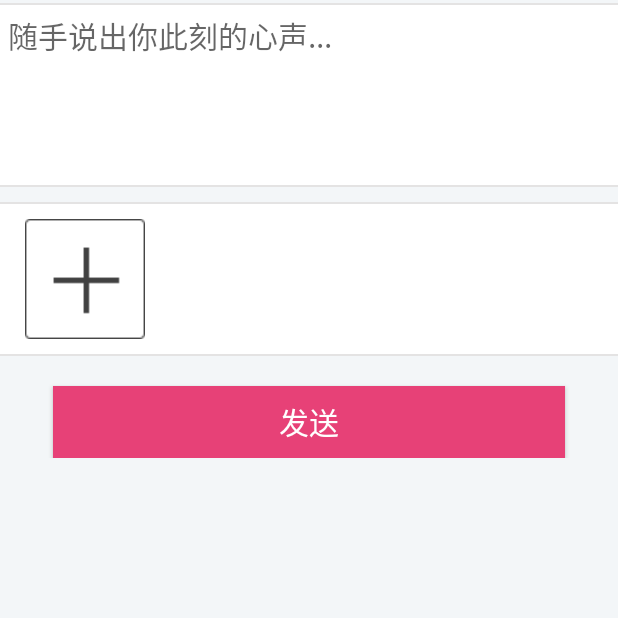
After one commit to NatePJ/FootballCommunity, an Android app: the PublishFootballActivity screen opened directly, with no data from a screen before it, on a phone screen of 412 x 824 dp, the top half of it. The commit adds this screen. Run offline under Robolectric (Android 15) with nearby library versions, the phone set to English and light mode, and no system bars.

Commit message:
Add Picture

```diff
--- /dev/null
+++ b/app/src/main/java/com/bp/footballcommunity/activities/PublishFootballActivity.java
@@ -0,0 +1,193 @@
+package com.bp.footballcommunity.activities;
+
+import android.app.Activity;
+import android.app.AlertDialog;
+import android.content.ContentResolver;
+import android.content.DialogInterface;
+import android.content.Intent;
+import android.database.Cursor;
+import android.graphics.Bitmap;
+import android.graphics.BitmapFactory;
+import android.net.Uri;
+import android.os.Bundle;
+import android.provider.MediaStore;
+import android.text.TextUtils;
+import android.util.Log;
+import android.view.View;
+import android.widget.AdapterView;
+import android.widget.Button;
+import android.widget.EditText;
+import android.widget.GridView;
+import android.widget.ImageButton;
+import android.widget.Toast;
+
+import com.bp.footballcommunity.MainActivity;
+import com.bp.footballcommunity.R;
+import com.bp.footballcommunity.adapters.AddPictureAdapter;
+import com.bp.footballcommunity.utilities.BitmapUtils;
+
+import java.util.ArrayList;
+import java.util.List;
+
+/**
+ * Created by BP on 2017/6/3.
+ */
+public class PublishFootballActivity extends Activity{
+    private static final String TAG = "PublishFootballActt";
+    /**
+     * 申明布局组件
+     */
+    private List<Bitmap> data = new ArrayList<Bitmap>();
+    private GridView mGridView;
+    //照片路径
+    private String photoPath;
+    private Bitmap mBitmap;
+
+    /**
+     * 照片适配器
+     */
+    private AddPictureAdapter adapter;
+    @Override
+    protected void onCreate(Bundle savedInstanceState) {
+        super.onCreate(savedInstanceState);
+        setContentView(R.layout.activity_publish_football_time);
+
+        // 设置默认图片为加号
+        Bitmap bp = BitmapFactory.decodeResource(getResources(),R.drawable.ic_addpic);
+        data.add(bp);
+        //找到控件ID
+        mGridView = (GridView) findViewById(R.id.gridView1);
+        // 绑定Adapter
+        adapter = new AddPictureAdapter(getApplicationContext(), data, mGridView);
+        mGridView.setAdapter(adapter);
+        // 设置点击监听事件
+        mGridView.setOnItemClickListener(new AdapterView.OnItemClickListener() {
+            @Override
+            public void onItemClick(AdapterView<?> parent, View view, int position, long id) {
+                if (data.size() == 10) {
+                    Toast.makeText(PublishFootballActivity.this, "图片数9张已满", Toast.LENGTH_SHORT).show();
+                } else {
+                    if (position == data.size() - 1) {
+                        Toast.makeText(PublishFootballActivity.this, "添加图片", Toast.LENGTH_SHORT).show();
+                        // 选择图片
+                        Intent intent = new Intent(Intent.ACTION_PICK, null);
+                        intent.setDataAndType(MediaStore.Images.Media.EXTERNAL_CONTENT_URI, "image/*");
+                        startActivityForResult(intent, 0x1);
+                    } else {
+                        Toast.makeText(PublishFootballActivity.this, "点击第" + (position + 1) + " 号图片", Toast.LENGTH_SHORT).show();
+                    }
+                }
+            }
+        });
+
+        //设置长按监听事件
+        mGridView.setOnItemLongClickListener(new AdapterView.OnItemLongClickListener() {
+            @Override
+            public boolean onItemLongClick(AdapterView<?> parent, View view, int position, long id) {
+                dialog(position);
+                return true;
+            }
+
+        });
+    }
+
+    /**
+     * 获取真实的Uri
+     * @param contentURI
+     * @return
+     */
+    private String getRealPathFromURI(Uri contentURI) {
+        String result;
+        Cursor cursor = getContentResolver().query(contentURI, null, null, null, null);
+        if (cursor == null) {
+            // Source is Dropbox or other similar local file path
+            result = contentURI.getPath();
+        } else {
+            cursor.moveToFirst();
+            int idx = cursor.getColumnIndex(MediaStore.Images.ImageColumns.DATA);
+            result = cursor.getString(idx);
+            cursor.close();
+        }
+        return result;
+    }
+    /**
+     * Dialog对话框提示用户删除操作 position为删除图片位置
+     * @param position
+     */
+    protected void dialog(final int position) {
+        AlertDialog.Builder builder = new AlertDialog.Builder(PublishFootballActivity.this);
+        builder.setMessage("确认移除已添加图片吗？");
+        builder.setTitle("提示");
+        builder.setPositiveButton("确认", new DialogInterface.OnClickListener() {
+            @Override
+            public void onClick(DialogInterface dialog, int which) {
+                dialog.dismiss();
+                data.remove(position);
+                adapter.notifyDataSetChanged();
+            }
+        });
+        builder.setNegativeButton("取消", new DialogInterface.OnClickListener() {
+            @Override
+            public void onClick(DialogInterface dialog, int which) {
+                dialog.dismiss();
+            }
+        });
+        builder.create().show();
+    }
+
+    /**
+     * 响应startActivityForResult，获取图片路径
+     * @param requestCode
+     * @param resultCode
+     * @param data
+     */
+    @Override
+    protected void onActivityResult(int requestCode, int resultCode, Intent data) {
+        if (requestCode == 0x1 && resultCode == RESULT_OK) {
+            if (data != null) {
+
+                ContentResolver resolver = getContentResolver();
+                try {
+                    Uri uri = data.getData();
+                    // 这里开始的第二部分，获取图片的路径：
+//                    String[] proj = { MediaStore.Images.Media.DATA };
+//                    Cursor cursor = managedQuery(uri, proj, null, null, null);
+                    // 按我个人理解 这个是获得用户选择的图片的索引值
+//                    int column_index = cursor.getColumnIndexOrThrow(MediaStore.Images.Media.DATA);
+//                    cursor.moveToFirst();
+                    // 最后根据索引值获取图片路径
+                    //TODO 修改
+//                    photoPath = cursor.getString(column_index);
+                    photoPath = getRealPathFromURI(uri);
+                    mBitmap = MediaStore.Images.Media.getBitmap(this.getContentResolver(), uri);
+                    Log.d(TAG, String.valueOf(mBitmap));
+                } catch (Exception e) {
+                    e.printStackTrace();
+                }
+
+            }
+        }
+    }
+    @Override
+    protected void onResume() {
+        super.onResume();
+        if (!TextUtils.isEmpty(photoPath)) {
+
+            Bitmap newBp = BitmapUtils.decodeSampledBitmapFromFd(photoPath, 300, 300);
+
+            Log.d(TAG, photoPath);
+            Log.d(TAG, String.valueOf(newBp));
+            data.remove(data.size() - 1);
+            Bitmap bp = BitmapFactory.decodeResource(getResources(), R.drawable.ic_addpic);
+            Bitmap bp2 = BitmapFactory.decodeResource(getResources(), R.drawable.add_picture);
+
+            data.add(mBitmap);
+            data.add(bp);
+            //将路径设置为空，防止在手机休眠后返回Activity调用此方法时添加照片
+            photoPath = null;
+            adapter = new AddPictureAdapter(getApplicationContext(), data, mGridView);
+            mGridView.setAdapter(adapter);
+//            adapter.notifyDataSetChanged();
+        }
+    }
+}
--- /dev/null
+++ b/app/src/main/java/com/bp/footballcommunity/adapters/AddPictureAdapter.java
@@ -0,0 +1,103 @@
+package com.bp.footballcommunity.adapters;
+
+import android.content.Context;
+import android.graphics.Bitmap;
+import android.util.Log;
+import android.view.LayoutInflater;
+import android.view.View;
+import android.view.ViewGroup;
+import android.widget.BaseAdapter;
+import android.widget.GridView;
+import android.widget.ImageView;
+import android.widget.LinearLayout;
+import android.widget.RelativeLayout;
+
+import com.bp.footballcommunity.R;
+
+import java.util.ArrayList;
+import java.util.List;
+
+/**
+ * Created by BP on 2017/6/4.
+ */
+public class AddPictureAdapter extends BaseAdapter{
+    private Context context;
+    private List<Bitmap> data;
+    private LayoutInflater inflater;
+    private GridView mGridView;
+    private int gridViewH;
+    private int imageViewH;
+
+    public AddPictureAdapter(Context context, List<Bitmap> data, GridView mGridView) {
+        this.context = context;
+        this.data = data;
+        Log.d("data.size()", String.valueOf(data.size()));
+        this.mGridView = mGridView;
+        inflater = LayoutInflater.from(context);
+        LinearLayout.LayoutParams params = (android.widget.LinearLayout.LayoutParams) mGridView.getLayoutParams();
+        gridViewH = params.height;
+        Log.i("LJC", gridViewH + "");
+
+    }
+
+    @Override
+    public int getCount() {
+        return data.size();
+    }
+
+    @Override
+    public Object getItem(int position) {
+        return data.get(position);
+    }
+
+    @Override
+    public long getItemId(int position) {
+        return position;
+    }
+
+    @Override
+    public View getView(int position, View convertView, ViewGroup parent) {
+        Holder holder;
+        if (convertView == null) {
+            convertView = inflater.inflate(R.layout.griditem, null);
+            holder = new Holder();
+            holder.imageView = (ImageView) convertView.findViewById(R.id.imageView1);
+            // 获取到ImageView的高度
+            RelativeLayout.LayoutParams params = (android.widget.RelativeLayout.LayoutParams) holder.imageView
+                    .getLayoutParams();
+            imageViewH = params.height;
+            Log.d("imageViewH.size()", String.valueOf(imageViewH));
+            convertView.setTag(holder);
+        } else {
+            Log.d("imageViewH.size()", "erro");
+            setGridView();
+            holder = (Holder) convertView.getTag();
+        }
+
+        //TODO 作出修改
+        holder.imageView.setScaleType(ImageView.ScaleType.CENTER_CROP);
+        // 绑定图片原始尺寸，方便以后应用
+//        if(data != null) {
+//            int[] parameter = {data.get(position).getWidth(), data.get(position).getHeight()};
+//            holder.imageView.setTag(parameter);
+            holder.imageView.setImageBitmap(data.get(position));
+//        }
+        return convertView;
+    }
+
+    private void setGridView() {
+        LinearLayout.LayoutParams lp = (android.widget.LinearLayout.LayoutParams) mGridView.getLayoutParams();
+        if (data.size() < 4) {
+            lp.height = gridViewH;
+        } else if (data.size() < 8) {
+            lp.height = gridViewH * 2 - (gridViewH - imageViewH) / 2;
+        } else {
+            lp.height = gridViewH * 3 - (gridViewH - imageViewH);
+        }
+        mGridView.setLayoutParams(lp);
+    }
+
+    class Holder {
+        private ImageView imageView;
+    }
+}
--- a/app/src/main/java/com/bp/footballcommunity/utilities/NewsToItemFocus.java
+++ b/app/src/main/java/com/bp/footballcommunity/utilities/NewsToItemFocus.java
@@ -112,7 +112,7 @@ public class NewsToItemFocus {
         buttonItem.setStyleType(Constant.BUTTON);
         //设置显示值
         buttonItem.setImageComment(R.drawable.comment);
-        buttonItem.setImageLike(newsFocus.getBitmap());
+//        buttonItem.setImageLike(newsFocus.getBitmap());
         Log.d(TAG,"2.4");
         //返回Item
         return buttonItem;
--- /dev/null
+++ b/app/src/main/res/drawable/send_btn_selector.xml
@@ -0,0 +1,11 @@
+<?xml version="1.0" encoding="utf-8"?>
+<selector xmlns:android="http://schemas.android.com/apk/res/android">
+
+    <item android:state_pressed="true"><shape>
+            <solid android:color="#8D123A" />
+        </shape></item>
+    <item android:state_pressed="false"><shape>
+            <solid android:color="#E74177" />
+        </shape></item>
+
+</selector>
--- /dev/null
+++ b/app/src/main/res/layout/activity_publish_football_time.xml
@@ -0,0 +1,78 @@
+<?xml version="1.0" encoding="utf-8"?>
+<ScrollView xmlns:android="http://schemas.android.com/apk/res/android"
+            xmlns:tools="http://schemas.android.com/tools"
+            android:layout_width="match_parent"
+            android:layout_height="match_parent"
+            android:background="#F3F6F8"
+            android:orientation="vertical" >
+
+    <LinearLayout
+        android:layout_width="match_parent"
+        android:layout_height="wrap_content"
+        android:orientation="vertical" >
+
+        <ImageView
+            android:layout_width="match_parent"
+            android:layout_height="1dp"
+            android:layout_marginTop="2dp"
+            android:src="#E4E3E3" />
+
+        <EditText
+            android:id="@+id/content_et"
+            android:layout_width="fill_parent"
+            android:layout_height="120dp"
+            android:background="#FFFFFF"
+            android:gravity="top"
+            android:hint="随手说出你此刻的心声..."
+            android:maxLength="500"
+            android:padding="5dp"
+            android:singleLine="false"
+            android:textColor="#000000"
+            android:textSize="20sp" />
+
+        <ImageView
+            android:layout_width="match_parent"
+            android:layout_height="1dp"
+            android:src="#E4E3E3" />
+
+        <ImageView
+            android:layout_width="match_parent"
+            android:layout_height="1dp"
+            android:layout_marginTop="10dp"
+            android:src="#E4E3E3" />
+
+        <GridView
+            android:id="@+id/gridView1"
+            android:layout_width="fill_parent"
+            android:layout_height="100dp"
+            android:background="#FFFFFF"
+            android:columnWidth="90dp"
+            android:gravity="center"
+            android:horizontalSpacing="5dp"
+            android:numColumns="4"
+            android:padding="10dp"
+            android:stretchMode="columnWidth"
+            android:verticalSpacing="5dp" >
+        </GridView>
+
+        <ImageView
+            android:layout_width="match_parent"
+            android:layout_height="1dp"
+            android:src="#E4E3E3" />
+
+        <Button
+            android:id="@+id/send_btn"
+            android:layout_width="match_parent"
+            android:layout_height="wrap_content"
+            android:layout_gravity="center"
+            android:layout_marginLeft="35dp"
+            android:layout_marginRight="35dp"
+            android:layout_marginTop="20dp"
+            android:background="@drawable/send_btn_selector"
+            android:gravity="center"
+            android:text="发送"
+            android:textColor="#FFFFFF"
+            android:textSize="20sp" />
+    </LinearLayout>
+
+</ScrollView>
--- /dev/null
+++ b/app/src/main/res/layout/griditem.xml
@@ -0,0 +1,15 @@
+<?xml version="1.0" encoding="utf-8"?>
+<RelativeLayout xmlns:android="http://schemas.android.com/apk/res/android"
+                android:layout_width="80dp"
+                android:layout_height="80dp"
+                android:descendantFocusability="blocksDescendants"
+                android:gravity="center" >
+
+    <ImageView
+        android:id="@+id/imageView1"
+        android:layout_width="80dp"
+        android:layout_height="80dp"
+        android:scaleType="centerCrop"
+        android:src="@drawable/ic_addpic" />
+
+</RelativeLayout>
--- a/app/src/main/res/menu/menu_main.xml
+++ b/app/src/main/res/menu/menu_main.xml
@@ -1,15 +1,15 @@
 <menu xmlns:android="http://schemas.android.com/apk/res/android"
       xmlns:app="http://schemas.android.com/apk/res-auto">
     <item
-        android:id="@+id/miCompose"
+        android:id="@+id/action_favorite"
         android:icon="@drawable/ic_compose"
         app:showAsAction="ifRoom"
         android:title="Compose">
     </item>
     <item
-        android:id="@+id/miProfile"
+        android:id="@+id/action_settings"
         android:icon="@drawable/ic_profile"
-        app:showAsAction="ifRoom|withText"
+        app:showAsAction="never"
         android:title="Profile">
     </item>
 </menu>
```
Also changed, not shown: app/src/main/AndroidManifest.xml (+22 -0 lines), app/src/main/java/com/bp/footballcommunity/activities/ParentActivity.java (+57 -0 lines), app/src/main/java/com/bp/footballcommunity/adapters/FocusAdapter.java (+22 -19 lines), app/src/main/java/com/bp/footballcommunity/fragments/FocusFragment.java (+8 -6 lines), app/src/main/java/com/bp/footballcommunity/news/NewsFocus.java (+23 -0 lines), app/src/main/java/com/bp/footballcommunity/news/PhotoBean.java (added, +39 -0 lines), app/src/main/java/com/bp/footballcommunity/utilities/BitmapUtils.java (added, +71 -0 lines), app/src/main/res/layout/activity_parent.xml (+6 -5 lines), app/src/main/res/layout/activity_uploadphoto.xml (added, +25 -0 lines), app/src/main/res/layout/toolbar_layout.xml (added, +14 -0 lines), app/src/main/res/drawable/add_picture.png (added), app/src/main/res/drawable/ic_addpic.png (added).
